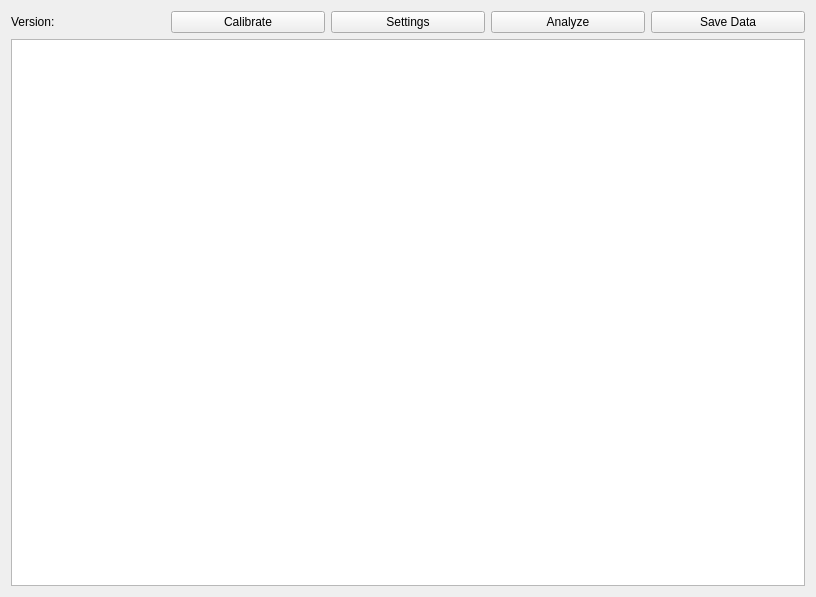
Qt form mainwindow.ui (chriskonstad/thumbarea) before a commit.
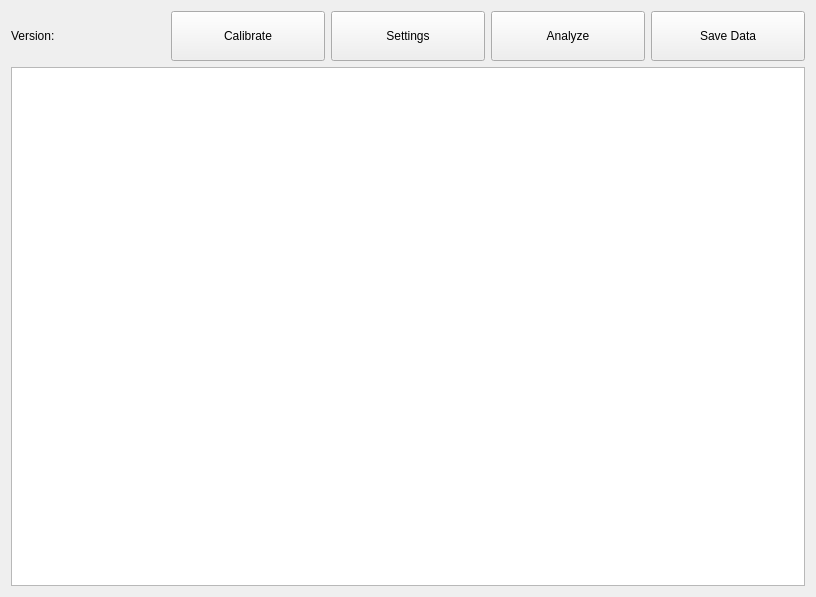
The same form after that commit.

The edit to the form file:
```diff
--- a/mainwindow.ui
+++ b/mainwindow.ui
@@ -26,6 +26,18 @@
       </item>
       <item>
        <widget class="QPushButton" name="pbCalibrate">
+        <property name="sizePolicy">
+         <sizepolicy hsizetype="Minimum" vsizetype="Minimum">
+          <horstretch>0</horstretch>
+          <verstretch>0</verstretch>
+         </sizepolicy>
+        </property>
+        <property name="minimumSize">
+         <size>
+          <width>0</width>
+          <height>50</height>
+         </size>
+        </property>
         <property name="text">
          <string>Calibrate</string>
         </property>
@@ -33,6 +45,18 @@
       </item>
       <item>
        <widget class="QPushButton" name="pbSettings">
+        <property name="sizePolicy">
+         <sizepolicy hsizetype="Minimum" vsizetype="Minimum">
+          <horstretch>0</horstretch>
+          <verstretch>0</verstretch>
+         </sizepolicy>
+        </property>
+        <property name="minimumSize">
+         <size>
+          <width>0</width>
+          <height>50</height>
+         </size>
+        </property>
         <property name="text">
          <string>Settings</string>
         </property>
@@ -40,6 +64,18 @@
       </item>
       <item>
        <widget class="QPushButton" name="pbAnalyze">
+        <property name="sizePolicy">
+         <sizepolicy hsizetype="Minimum" vsizetype="Minimum">
+          <horstretch>0</horstretch>
+          <verstretch>0</verstretch>
+         </sizepolicy>
+        </property>
+        <property name="minimumSize">
+         <size>
+          <width>0</width>
+          <height>50</height>
+         </size>
+        </property>
         <property name="text">
          <string>Analyze</string>
         </property>
@@ -47,6 +83,18 @@
       </item>
       <item>
        <widget class="QPushButton" name="pbSaveData">
+        <property name="sizePolicy">
+         <sizepolicy hsizetype="Minimum" vsizetype="Minimum">
+          <horstretch>0</horstretch>
+          <verstretch>0</verstretch>
+         </sizepolicy>
+        </property>
+        <property name="minimumSize">
+         <size>
+          <width>0</width>
+          <height>50</height>
+         </size>
+        </property>
         <property name="text">
          <string>Save Data</string>
         </property>
```
Left out of the diff: 2 changed lines with no effect on the pictures.
